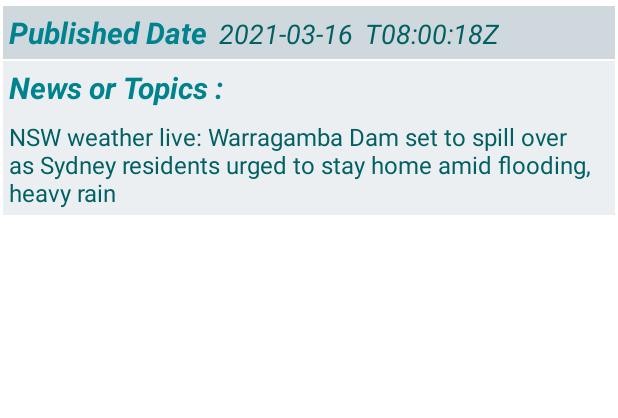
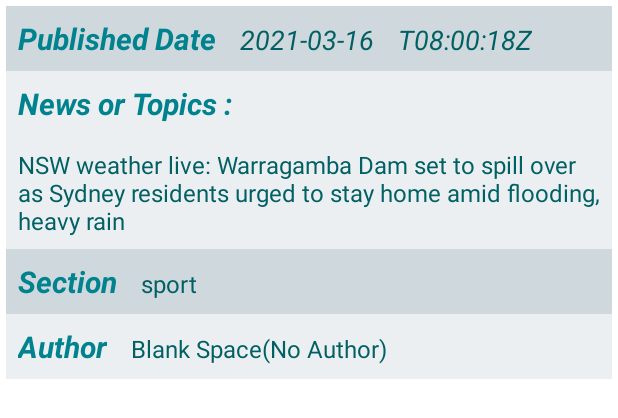
Before and after one commit to DaeHyeong-Ko/Android.udacity.6th_newsfeedapp, an Android app: the layout activity_main.xml on its own in the app's theme, with its tools: preview values and no code run, on a phone screen of 412 x 824 dp. Shown: the top 418 px of the screen. Run offline under Robolectric (Android 15) with nearby library versions, the phone set to English and light mode, and no system bars.

Commit message:
This is my final project in udacity, Android NANO-DEGREE COURSE. It's News Feed app for someone using by Guardian API. SO We can all of topics in This app contains 10 Topics.

```diff
--- a/app/src/main/AndroidManifest.xml
+++ b/app/src/main/AndroidManifest.xml
@@ -2,8 +2,8 @@
 <manifest xmlns:android="http://schemas.android.com/apk/res/android"
     package="com.example.newsfeedapp">
 
-    <uses-permission android:name="android.permission.INTERNET"></uses-permission>
-    <uses-permission android:name="android.permission.ACCESS_NETWORK_STATE"></uses-permission>
+    <uses-permission android:name="android.permission.INTERNET"/>
+    <uses-permission android:name="android.permission.ACCESS_NETWORK_STATE"/>
 
     <application
         android:allowBackup="true"
--- a/app/src/main/res/layout/activity_main.xml
+++ b/app/src/main/res/layout/activity_main.xml
@@ -10,16 +10,16 @@
     <LinearLayout
         android:layout_width="match_parent"
         android:layout_height="wrap_content"
-        android:orientation="horizontal"
+        android:layout_marginLeft="4dp"
+        android:layout_marginTop="4dp"
+        android:layout_marginRight="4dp"
         android:background="#CFD8DC"
-        android:layout_marginTop="4dp"
-        android:layout_marginLeft="2dp"
-        android:layout_marginRight="2dp">
+        android:orientation="horizontal">
 
         <TextView
+            style="@style/published_date_title"
             android:layout_width="wrap_content"
             android:layout_height="wrap_content"
-            style="@style/published_date_title"
             android:text="@string/date" />
 
         <TextView
@@ -36,14 +36,15 @@
             android:layout_height="wrap_content"
             android:text="@string/article_date2" />
     </LinearLayout>
+
+
     <LinearLayout
         android:layout_width="match_parent"
         android:layout_height="wrap_content"
-        android:orientation="vertical"
+        android:layout_marginLeft="4dp"
+        android:layout_marginRight="4dp"
         android:background="#ECEFF1"
-        android:layout_marginTop="1dp"
-        android:layout_marginLeft="2dp"
-        android:layout_marginRight="2dp">
+        android:orientation="vertical">
 
         <TextView
             style="@style/item_list_title"
@@ -59,5 +60,48 @@
             android:text="@string/article_headline" />
     </LinearLayout>
 
+    <LinearLayout
+        android:layout_width="match_parent"
+        android:layout_height="wrap_content"
+        android:orientation="horizontal"
+        android:background="#CFD8DC"
+        android:layout_marginLeft="4dp"
+        android:layout_marginRight="4dp">
+
+        <TextView
+            style="@style/item_list_title"
+            android:layout_width="wrap_content"
+            android:layout_height="wrap_content"
+            android:text="@string/section" />
+
+        <TextView
+            android:id="@+id/section_name"
+            style="@style/item_list"
+            android:layout_width="wrap_content"
+            android:layout_height="wrap_content"
+            android:text="@string/section_name" />
+    </LinearLayout>
+
+    <LinearLayout
+        android:layout_width="match_parent"
+        android:layout_height="wrap_content"
+        android:orientation="horizontal"
+        android:background="#ECEFF1"
+        android:layout_marginLeft="4dp"
+        android:layout_marginRight="4dp">
+
+        <TextView
+            style="@style/item_list_title"
+            android:layout_width="wrap_content"
+            android:layout_height="wrap_content"
+            android:text="@string/author" />
+
+        <TextView
+            android:id="@+id/author_name"
+            style="@style/item_list"
+            android:layout_width="wrap_content"
+            android:layout_height="wrap_content"
+            android:text="@string/author_name" />
+    </LinearLayout>
 
 </LinearLayout>
--- a/app/src/main/res/values/strings.xml
+++ b/app/src/main/res/values/strings.xml
@@ -5,7 +5,10 @@
     <string name="article_date2">T08:00:18Z</string>
     <string name="title">News or Topics : </string>
     <string name="date">Published Date</string>
+    <string name="author">Author</string>
+    <string name="author_name">Blank Space(No Author)</string>
+    <string name="section">Section</string>
+    <string name="section_name">sport</string>
     <string name="no_news">No News found.</string>
     <string name="no_internet_connection">No internet connection.</string>
-
 </resources>
--- a/app/src/main/res/values/style.xml
+++ b/app/src/main/res/values/style.xml
@@ -1,26 +1,30 @@
 <?xml version="1.0" encoding="utf-8"?>
 <resources>
+
     <style name="published_date_title">
         <item name="android:textSize">20sp</item>
         <item name="android:textColor">#00838F</item>
-        <item name="android:layout_margin">4dp</item>
+        <item name="android:layout_margin">8dp</item>
         <item name="android:textStyle">italic|bold</item>
     </style>
+
     <style name="published_date">
         <item name="android:textSize">18sp</item>
         <item name="android:textColor">#006064</item>
-        <item name="android:layout_margin">4dp</item>
+        <item name="android:layout_margin">8dp</item>
         <item name="android:textStyle">italic</item>
     </style>
+
     <style name="item_list_title">
         <item name="android:textSize">20sp</item>
         <item name="android:textColor">#00838F</item>
-        <item name="android:layout_margin">4dp</item>
+        <item name="android:layout_margin">8dp</item>
         <item name="android:textStyle">italic|bold</item>
     </style>
+
     <style name="item_list">
         <item name="android:textSize">16sp</item>
         <item name="android:textColor">#006064</item>
-        <item name="android:layout_margin">4dp</item>
+        <item name="android:layout_margin">8dp</item>
     </style>
 </resources>
```
Also changed, not shown: app/src/main/java/com/example/newsfeedapp/MainActivity.java (+13 -5 lines), app/src/main/java/com/example/newsfeedapp/QueryUtils.java (+26 -18 lines), app/src/main/java/com/example/newsfeedapp/newsfeedapp.java (+26 -14 lines), app/src/main/java/com/example/newsfeedapp/newsfeedappAdapter.java (+27 -21 lines), app/src/main/res/layout/list_item.xml (+4 -6 lines), gradle/wrapper/gradle-wrapper.properties.
